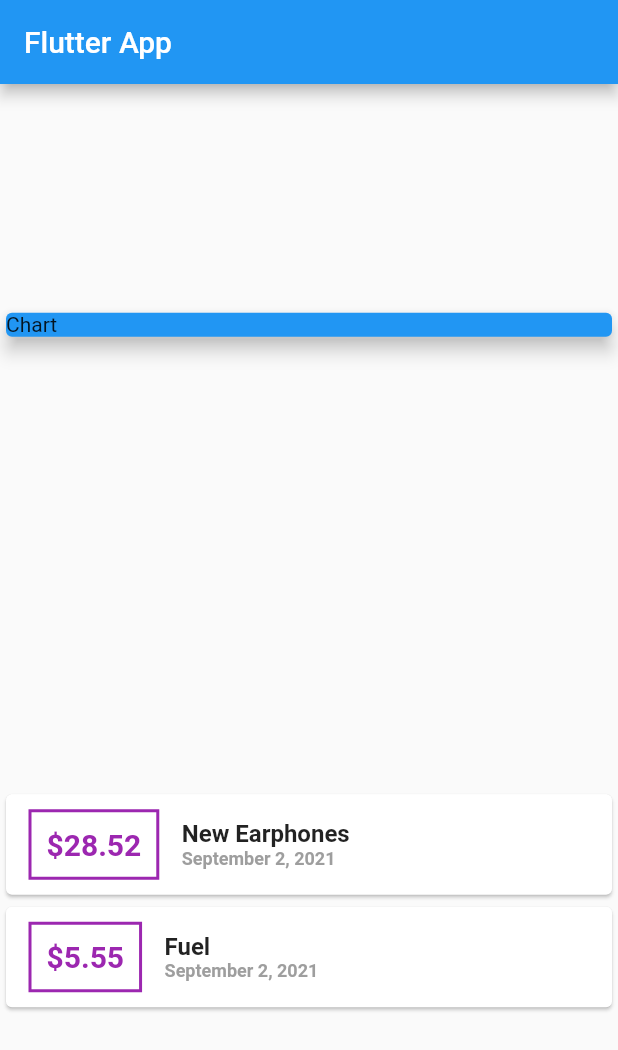
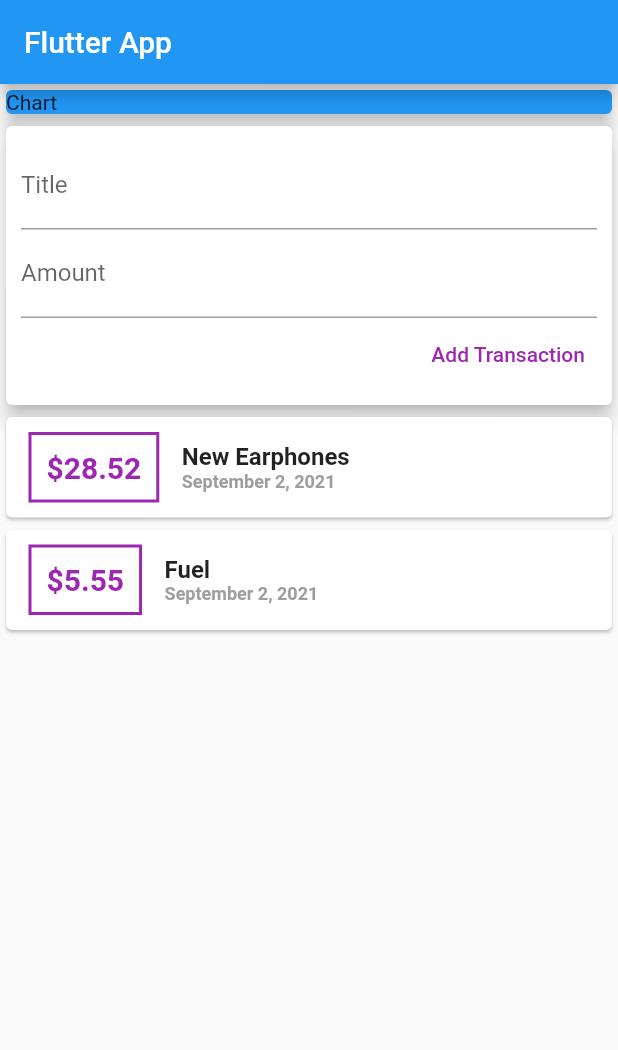
Before and after one commit to akshayMunot30/Personal-Expenses-App, a Flutter app: the screen it shows after launch, on a phone screen of 412 x 824 dp. Shown: the top 1050 px of the screen. Run offline on Flutter 3.47's test engine with Material 2 defaults, Android fonts, the phone set to English and light mode, and no system bars.

Commit message:
Added Input fields Added a card which has text input fieldsAlso added a submit button On pressing this submit button, the text inputted will be stored using 'TextEdittingController'

```diff
--- a/lib/main.dart
+++ b/lib/main.dart
@@ -37,6 +37,11 @@ class MyHomePage extends StatelessWidget {
     ),
   ];
 
+  // String titleInput = '';
+  // String amountInput = '';
+  final titleController = TextEditingController();
+  final amountController = TextEditingController();
+
   @override
   Widget build(BuildContext context) {
     return Scaffold(
@@ -44,7 +49,7 @@ class MyHomePage extends StatelessWidget {
         title: Text('Flutter App'),
       ),
       body: Column(
-        mainAxisAlignment: MainAxisAlignment.spaceAround,
+        // mainAxisAlignment: MainAxisAlignment.spaceAround,
         crossAxisAlignment: CrossAxisAlignment.stretch,
         children: <Widget>[
           Container(
@@ -53,6 +58,47 @@ class MyHomePage extends StatelessWidget {
               color: Colors.blue,
               child: Text('Chart'),
               elevation: 5,
+            ),
+          ),
+          Card(
+            elevation: 5,
+            child: Container(
+              padding: EdgeInsets.all(10),
+              child: Column(
+                crossAxisAlignment: CrossAxisAlignment.end,
+                children: [
+                  TextField(
+                    decoration: InputDecoration(
+                      labelText: 'Title',
+                    ),
+                    controller: titleController,
+                    // onChanged: (value) {
+                    //   titleInput = value;
+                    // },
+                  ),
+                  TextField(
+                    decoration: InputDecoration(
+                      labelText: 'Amount',
+                    ),
+                    controller: amountController,
+                    // onChanged: (value) {
+                    //   amountInput = value;
+                    // },
+                  ),
+                  TextButton(
+                    onPressed: () {
+                      print(titleController.text);
+                      print(amountController.text);
+                    },
+                    child: Text(
+                      'Add Transaction',
+                    ),
+                    style: TextButton.styleFrom(
+                      primary: Colors.purple,
+                    ),
+                  )
+                ],
+              ),
             ),
           ),
           Column(
```
